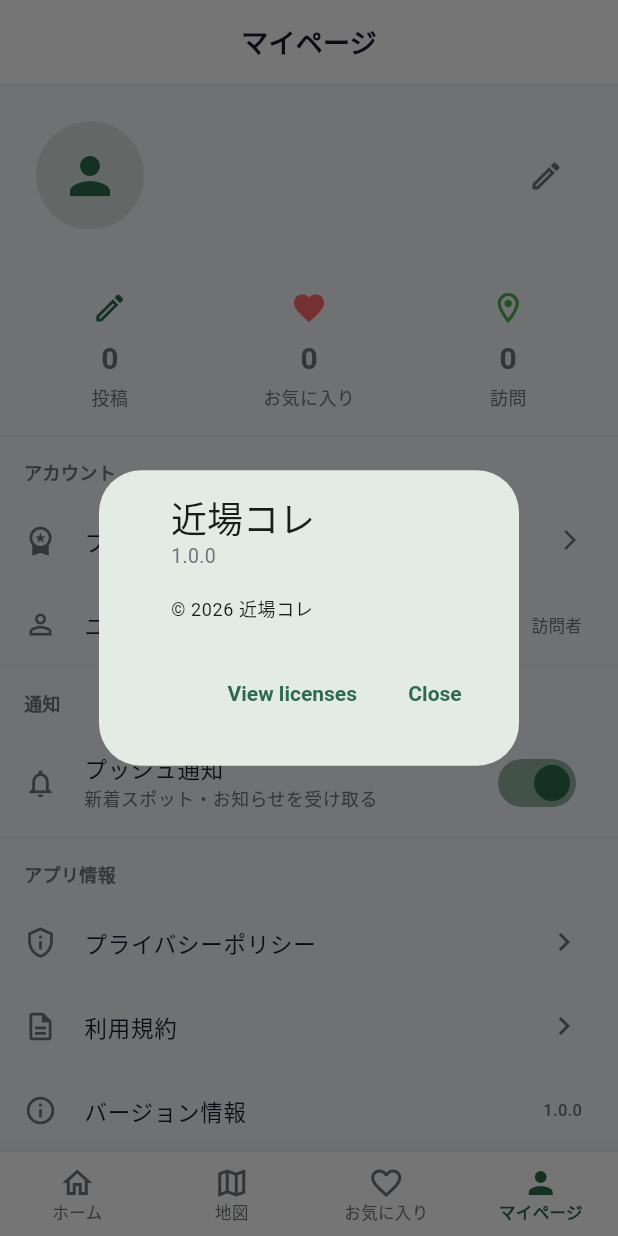
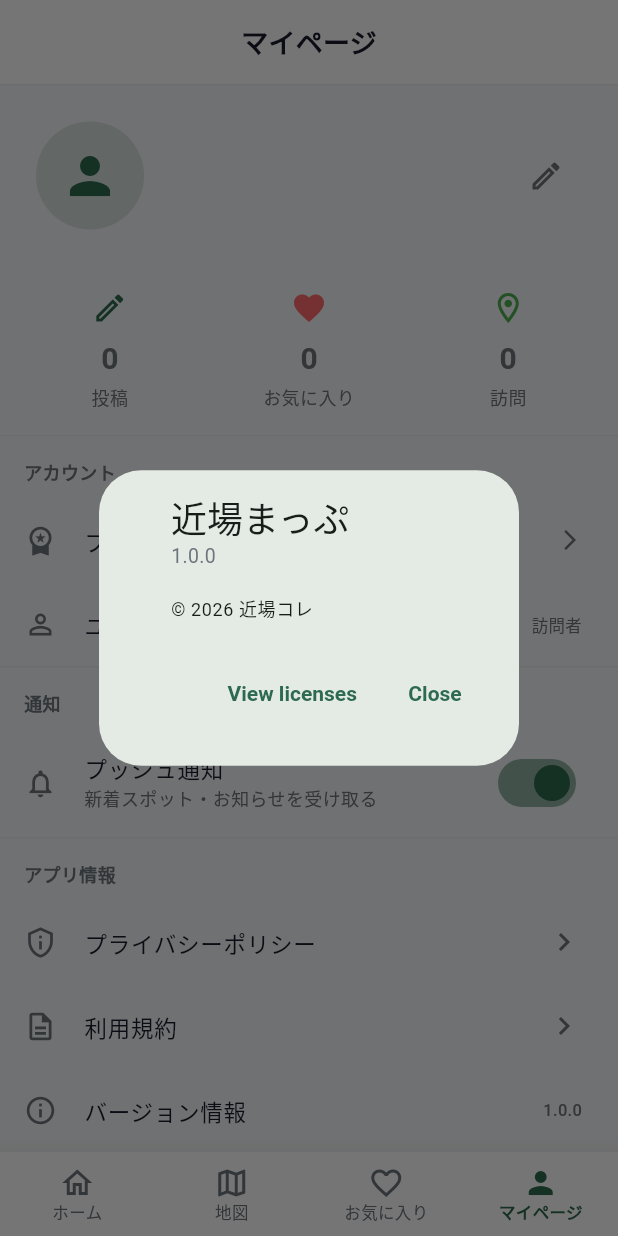
Before and after one commit to zka32101/chikaba_kore, a Flutter app: the SettingsScreen screen opened by its route, after a tap on "バージョン情報", on a phone screen of 412 x 824 dp. Run offline on Flutter 3.47's test engine with Material 3 defaults, Android fonts, the phone set to English and light mode, and no system bars; our stand-ins replace cached_network_image, cloud_firestore, cloud_functions, dio, firebase_auth, firebase_core and 15 more; accounts and stored records are empty; project files that could hold a hidden picture were left out.

Commit message:
docs: chikaba_map統合プロジェクトとしての位置づけを明記
README.md/CLAUDE.mdのタイトルを「近場まっぷ」に統一し、あんしんみち統合計画ドキュメントへの導線を追加。

Co-Authored-By: Claude Sonnet 5 <noreply@anthropic.com>
Claude-Session: https://claude.ai/code/session_01Nyd4gJBzZt5uB7vEuLnhza

```diff
--- a/lib/utils/constants.dart
+++ b/lib/utils/constants.dart
@@ -1,7 +1,7 @@
 import 'package:flutter/material.dart';
 
 class AppConstants {
-  static const String appName = '近場コレ';
+  static const String appName = '近場まっぷ';
   static const String appVersion = '1.0.0';
 
   // タイムアウト
```
Also changed, not shown: 2 other files.
